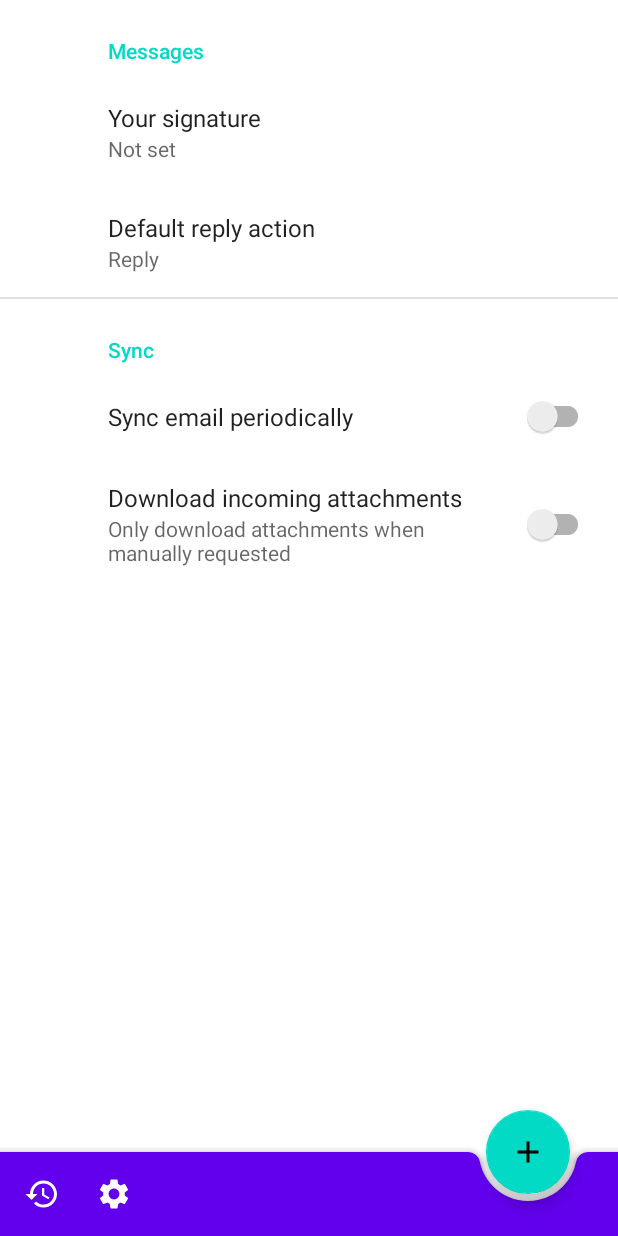
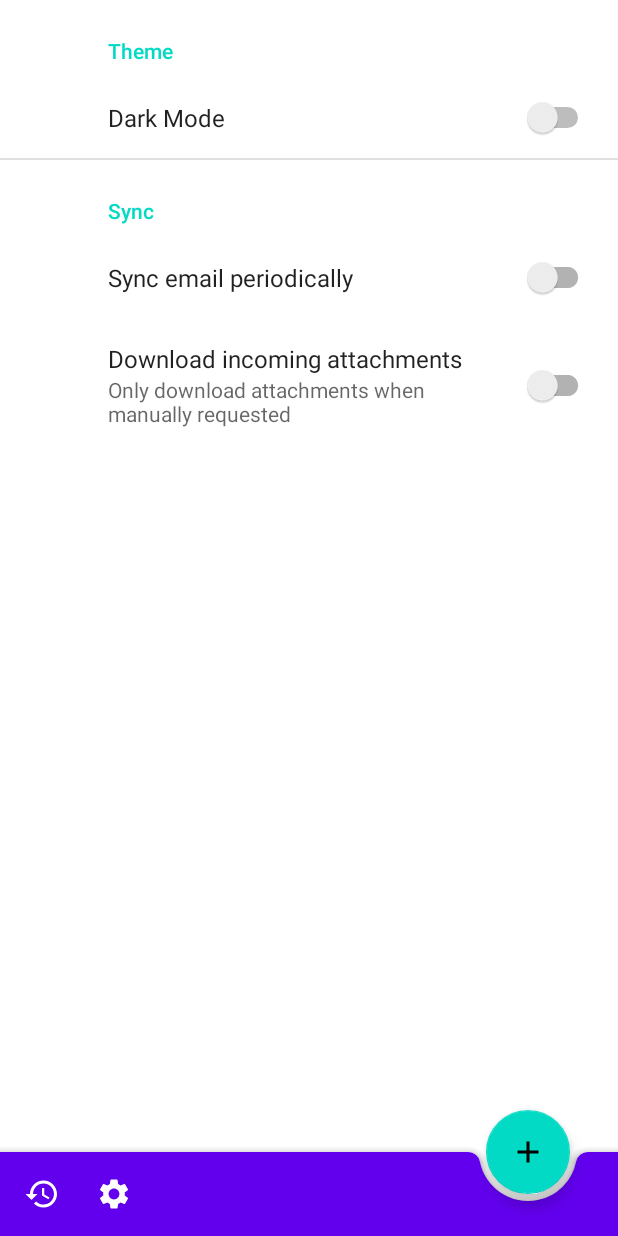
Before and after one commit to axoulc/Noght, an Android app: the fragment SettingsFragment placed in its activity, on a phone screen of 412 x 824 dp. Run offline under Robolectric (Android 15) with nearby library versions, the phone set to English and light mode, and no system bars; our stand-ins replace androidx.preference.

Commit message:
Add settings fragment and dark mode sw

```diff
--- a/app/src/main/res/values/strings.xml
+++ b/app/src/main/res/values/strings.xml
@@ -4,13 +4,13 @@
     <string name="title_home">Home</string>
     <string name="title_history">History</string>
     <string name="title_settings">Settings</string>
-    <!-- Preference Titles -->
-    <string name="messages_header">Messages</string>
+
+    <!-- Preferences Titles -->
+    <string name="messages_theme">Theme</string>
     <string name="sync_header">Sync</string>
 
-    <!-- Messages Preferences -->
-    <string name="signature_title">Your signature</string>
-    <string name="reply_title">Default reply action</string>
+    <!-- Theme Preferences -->
+    <string name="mode_title">Dark Mode</string>
 
     <!-- Sync Preferences -->
     <string name="sync_title">Sync email periodically</string>
--- a/app/src/main/res/xml/root_preferences.xml
+++ b/app/src/main/res/xml/root_preferences.xml
@@ -1,20 +1,11 @@
-<PreferenceScreen xmlns:app="http://schemas.android.com/apk/res-auto">
+<PreferenceScreen xmlns:android="http://schemas.android.com/apk/res/android"
+    xmlns:app="http://schemas.android.com/apk/res-auto">
 
-    <PreferenceCategory app:title="@string/messages_header">
-
-        <EditTextPreference
-            app:key="signature"
-            app:title="@string/signature_title"
-            app:useSimpleSummaryProvider="true" />
-
-        <ListPreference
-            app:defaultValue="reply"
-            app:entries="@array/reply_entries"
-            app:entryValues="@array/reply_values"
-            app:key="reply"
-            app:title="@string/reply_title"
-            app:useSimpleSummaryProvider="true" />
-
+    <PreferenceCategory app:title="@string/messages_theme">
+        <SwitchPreference
+            android:defaultValue="false"
+            android:key="dark_mode"
+            android:title="@string/mode_title" />
     </PreferenceCategory>
 
     <PreferenceCategory app:title="@string/sync_header">
```
